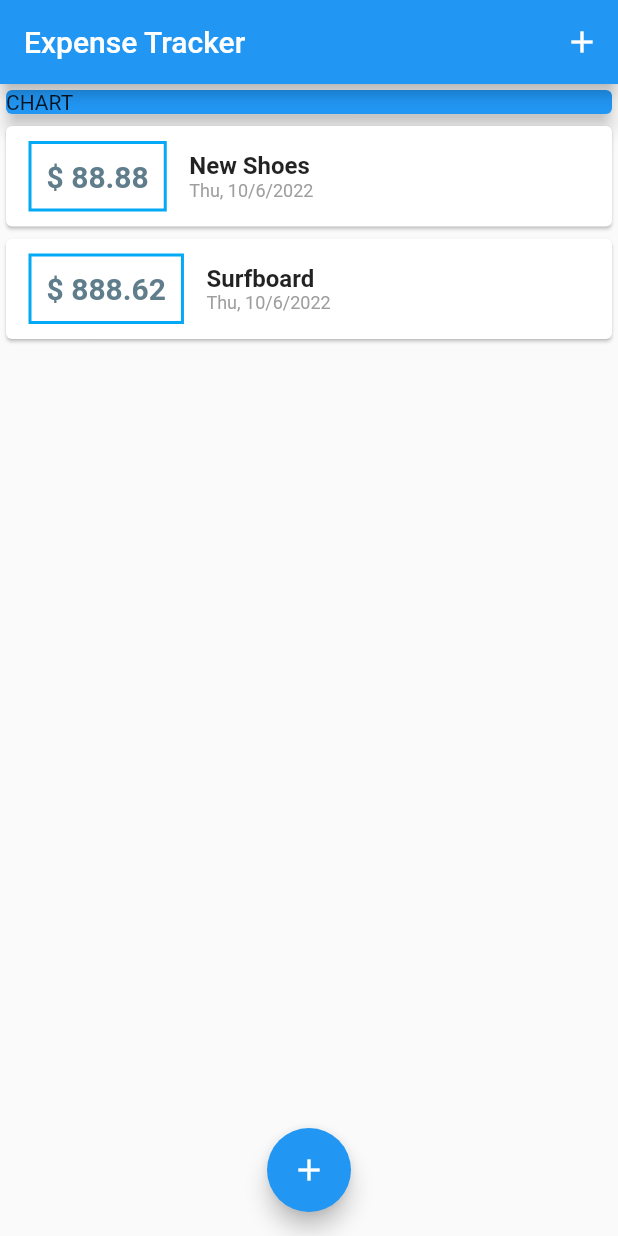
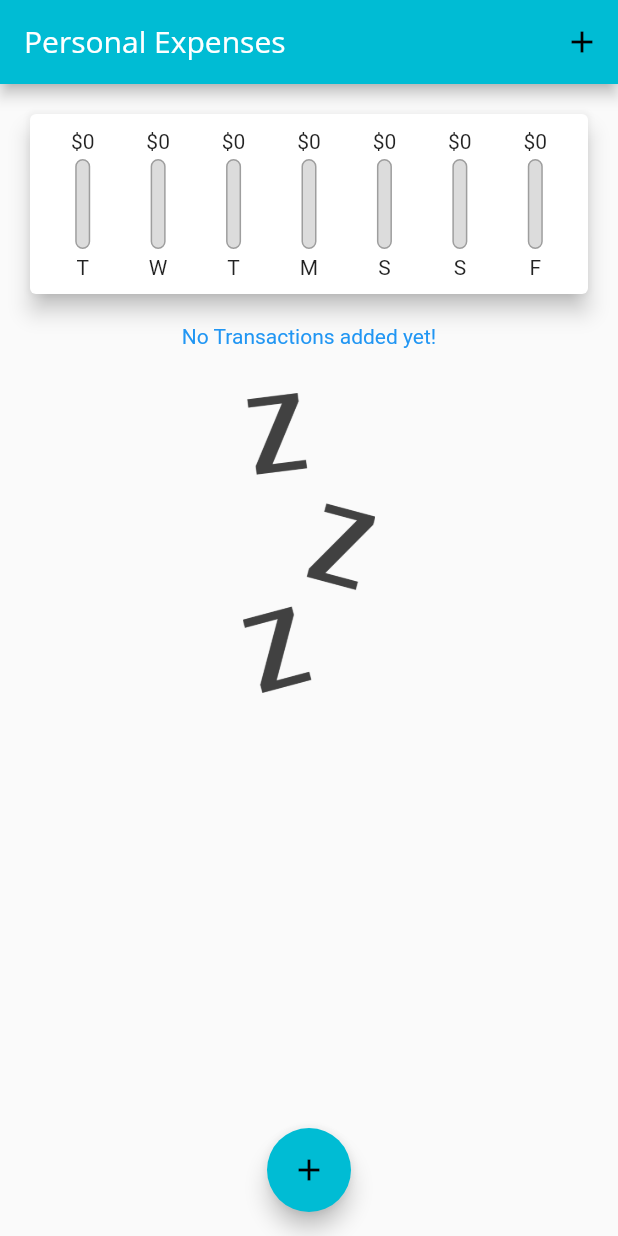
Before and after one commit to NDsurfer8/expense_app, a Flutter app: the screen it shows after launch, on a phone screen of 412 x 824 dp. Run offline on Flutter 3.47's test engine with Material 2 defaults, Android fonts, the phone set to English and light mode, and no system bars.

Commit message:
updated_files

```diff
--- a/lib/main.dart
+++ b/lib/main.dart
@@ -1,9 +1,8 @@
 import 'package:expense_app/widgets/new_transaction.dart';
 import 'package:expense_app/widgets/transaction_list.dart';
 import 'package:flutter/material.dart';
-import './widgets/new_transaction.dart';
-import './widgets/transaction_list.dart';
 import './models/transaction.dart';
+import './widgets/chart.dart';
 
 void main() {
   runApp(const MyApp());
@@ -15,9 +14,24 @@ class MyApp extends StatelessWidget {
   // ?    ROOT WIDGET.
   @override
   Widget build(BuildContext context) {
-    return const MaterialApp(
-      title: 'Flutter App',
-      home: MyHomePage(),
+    return MaterialApp(
+      title: 'Personal Expenses',
+      theme: ThemeData(
+          primarySwatch: Colors.cyan,
+          accentColor: Colors.cyan,
+          fontFamily: 'Quicksand',
+          textTheme: ThemeData.light().textTheme.copyWith(
+                  subtitle1: const TextStyle(
+                fontFamily: 'OpenSans',
+                fontWeight: FontWeight.bold,
+                fontSize: 18,
+              )),
+          appBarTheme: AppBarTheme(
+            textTheme: ThemeData.light().textTheme.copyWith(
+                headline6:
+                    const TextStyle(fontFamily: 'OpenSans', fontSize: 20)),
+          )),
+      home: const MyHomePage(),
     );
   }
 }
@@ -33,21 +47,35 @@ class MyHomePage extends StatefulWidget {
 
 class _MyHomePageState extends State<MyHomePage> {
   final List<Transaction> _userTransaction = [
-    Transaction(
-        id: 't1', title: 'New Shoes', amount: 88.88, date: DateTime.now()),
-    Transaction(
-        id: 't2', title: 'Surfboard', amount: 888.62, date: DateTime.now()),
+    // Transaction(
+    //     id: 't1', title: 'New Shoes', amount: 88.88, date: DateTime.now()),
+    // Transaction(
+    //     id: 't2', title: 'Surfboard', amount: 888.62, date: DateTime.now()),
   ];
 
-  void _addNewTransaction(String title, double amount) {
+  List<Transaction> get _recentTransaction {
+    return _userTransaction.where((tx) {
+      return tx.date.isAfter(
+        DateTime.now().subtract(const Duration(days: 7)),
+      );
+    }).toList();
+  }
+
+  void _addNewTransaction(String title, double amount, DateTime chosenDate) {
     final newTx = Transaction(
-        id: DateTime.now().toString(),
-        title: title,
-        amount: amount,
-        date: DateTime.now());
-
+      id: DateTime.now().toString(),
+      title: title,
+      amount: amount,
+      date: chosenDate,
+    );
     setState(() {
       _userTransaction.add(newTx);
+    });
+  }
+
+  void _deleteTransaction(String id) {
+    setState(() {
+      _userTransaction.removeWhere((tx) => tx.id == id);
     });
   }
 
@@ -68,7 +96,7 @@ class _MyHomePageState extends State<MyHomePage> {
   Widget build(BuildContext context) {
     return Scaffold(
       appBar: AppBar(
-        title: const Text('Expense Tracker'),
+        title: const Text('Personal Expenses'),
         actions: <Widget>[
           IconButton(
             onPressed: (() => _startAddNewTransaction(context)),
@@ -80,19 +108,11 @@ class _MyHomePageState extends State<MyHomePage> {
         child: Column(
           crossAxisAlignment: CrossAxisAlignment.stretch,
           children: <Widget>[
-            const SizedBox(
-              width: double.infinity,
-              child: Card(
-                elevation: 5,
-                color: Colors.blue,
-                child: Text('CHART'),
-              ),
-            ),
+            Chart(_recentTransaction, recentTransactions: _recentTransaction),
+
             //* DISPLAYES ALL OF OUR TRANSACTIONS
-            TransactionList(
-              _userTransaction,
-              transactions: _userTransaction,
-            ),
+            TransactionList(_userTransaction,
+                transactions: _userTransaction, deleteTx: _deleteTransaction),
           ],
         ),
       ),
--- /dev/null
+++ b/lib/widgets/chart.dart
@@ -0,0 +1,62 @@
+import 'package:expense_app/widgets/chart_bar.dart';
+import 'package:flutter/material.dart';
+import '../models/transaction.dart';
+import 'package:intl/intl.dart';
+import './chart_bar.dart';
+
+class Chart extends StatelessWidget {
+  const Chart(Iterable<Transaction> recentTransaction,
+      {super.key, required this.recentTransactions});
+
+  final List<Transaction> recentTransactions;
+
+  List<Map<String, Object>> get groupedTransactions {
+    return List.generate(7, (index) {
+      final weekDay = DateTime.now().subtract(Duration(days: index));
+      double totalSum = 0.0;
+
+      for (var i = 0; i < recentTransactions.length; i++) {
+        if (recentTransactions[i].date.day == weekDay.day &&
+            recentTransactions[i].date.month == weekDay.month &&
+            recentTransactions[i].date.year == weekDay.year) {
+          totalSum += recentTransactions[i].amount;
+        }
+      }
+
+      return {
+        'day': DateFormat.E().format(weekDay).substring(0, 1),
+        'amount': totalSum
+      };
+    });
+  }
+
+  double get totalSpending {
+    return groupedTransactions.fold(0.0, (sum, item) {
+      return sum + (item['amount'] as double);
+    });
+  }
+
+  @override
+  Widget build(BuildContext context) {
+    print(groupedTransactions);
+    return Card(
+        elevation: 6,
+        margin: const EdgeInsets.all(20),
+        child: Container(
+          padding: const EdgeInsets.all(10),
+          child: Row(
+              mainAxisAlignment: MainAxisAlignment.spaceAround,
+              children: groupedTransactions.map((data) {
+                return Flexible(
+                  fit: FlexFit.tight,
+                  child: ChartBar(data,
+                      label: data['day'].toString(),
+                      spendingAmount: data['amount'] as double,
+                      spendingPctOfTotal: totalSpending == 0.0
+                          ? 0.0
+                          : (data['amount'] as double) / totalSpending),
+                );
+              }).toList()),
+        ));
+  }
+}
--- /dev/null
+++ b/lib/widgets/chart_bar.dart
@@ -0,0 +1,44 @@
+import 'package:flutter/material.dart';
+
+class ChartBar extends StatelessWidget {
+  const ChartBar(Object? data,
+      {super.key,
+      required this.label,
+      required this.spendingAmount,
+      required this.spendingPctOfTotal});
+
+  final String label;
+  final double spendingAmount;
+  final double spendingPctOfTotal;
+
+  @override
+  Widget build(BuildContext context) {
+    return Column(
+      children: <Widget>[
+        FittedBox(child: Text("\$${spendingAmount.toStringAsFixed(0)}")),
+        const SizedBox(height: 4),
+        SizedBox(
+          height: 60,
+          width: 10,
+          child: Stack(children: <Widget>[
+            Container(
+              decoration: BoxDecoration(
+                border: Border.all(color: Colors.grey, width: 1.0),
+                color: const Color.fromRGBO(220, 220, 220, 1),
+                borderRadius: BorderRadius.circular(10),
+              ),
+            ),
+            FractionallySizedBox(
+              heightFactor: spendingPctOfTotal,
+              child: Container(
+                decoration: const BoxDecoration(color: Colors.blueGrey),
+              ),
+            )
+          ]),
+        ),
+        const SizedBox(height: 4),
+        Text(label),
+      ],
+    );
+  }
+}
--- a/lib/widgets/transaction_list.dart
+++ b/lib/widgets/transaction_list.dart
@@ -4,17 +4,36 @@ import 'package:intl/intl.dart';
 
 class TransactionList extends StatelessWidget {
   const TransactionList(userTransactions,
-      {super.key, required this.transactions});
-
+      {super.key, required this.transactions, required this.deleteTx});
+  // created delete functioin pointer
+  final Function deleteTx;
   final List<Transaction> transactions;
 
   @override
   Widget build(BuildContext context) {
     return SizedBox(
       height: 300,
-      child: ListView.builder(
+      child: transactions.isEmpty
+          ? Column(
+              children: <Widget>[
+                const Text('No Transactions added yet!',
+                    style: TextStyle(color: Colors.blue)),
+                const SizedBox(
+                  height: 30,
+                ),
+                SizedBox(
+                  height: 200,
+                  child: Image.asset(
+                    'assets/images/waiting.png',
+                    fit: BoxFit.cover,
+                  ),
+                )
+              ],
+            )
+          : ListView.builder(
               itemBuilder: (ctx, index) {
                 return Card(
+                  elevation: 4,
                   child: Row(
                     children: <Widget>[
                       // ignore: avoid_unnecessary_containers
@@ -22,7 +41,11 @@ class TransactionList extends StatelessWidget {
                           margin: const EdgeInsets.symmetric(
                               vertical: 10, horizontal: 15),
                           decoration: BoxDecoration(
-                        border: Border.all(color: Colors.lightBlue, width: 2)),
+                              borderRadius:
+                                  const BorderRadius.all(Radius.circular(10)),
+                              border: Border.all(
+                                  color: Theme.of(context).primaryColor,
+                                  width: 2)),
                           padding: const EdgeInsets.all(10),
                           child: Text(
                             style: const TextStyle(
@@ -35,15 +58,29 @@ class TransactionList extends StatelessWidget {
                         crossAxisAlignment: CrossAxisAlignment.start,
                         children: <Widget>[
                           Text(
-                        style: const TextStyle(
-                            fontWeight: FontWeight.bold, fontSize: 16),
-                        transactions[index].title),
+                            transactions[index].title,
+                            style: Theme.of(context).textTheme.headline6,
+                          ),
                           Text(
                               style: const TextStyle(
                                 fontSize: 12,
                                 color: Colors.grey,
                               ),
-                        DateFormat.yMEd().format(transactions[index].date))
+                              DateFormat.yMEd()
+                                  .format(transactions[index].date))
+                        ],
+                      ),
+                      Column(
+                        crossAxisAlignment: CrossAxisAlignment.end,
+                        children: <Widget>[
+                          Padding(
+                              padding: const EdgeInsets.only(left: 90),
+                              child: IconButton(
+                                icon: const Icon(Icons.delete),
+                                color: Colors.blue,
+                                onPressed: (() =>
+                                    deleteTx(transactions[index].id)),
+                              ))
                         ],
                       )
                     ],
```
Also changed, not shown: pubspec.yaml (+14 -8 lines), assets/fonts/OpenSans-Bold.ttf (added), assets/fonts/OpenSans-Regular.ttf (added), assets/fonts/Quicksand-Bold.ttf (added), assets/fonts/Quicksand-Light.ttf (added), assets/fonts/Quicksand-Medium.ttf (added), assets/fonts/Quicksand-Regular.ttf (added), assets/images/waiting.png (added). Lines whose indentation alone changed are shown as unchanged.
